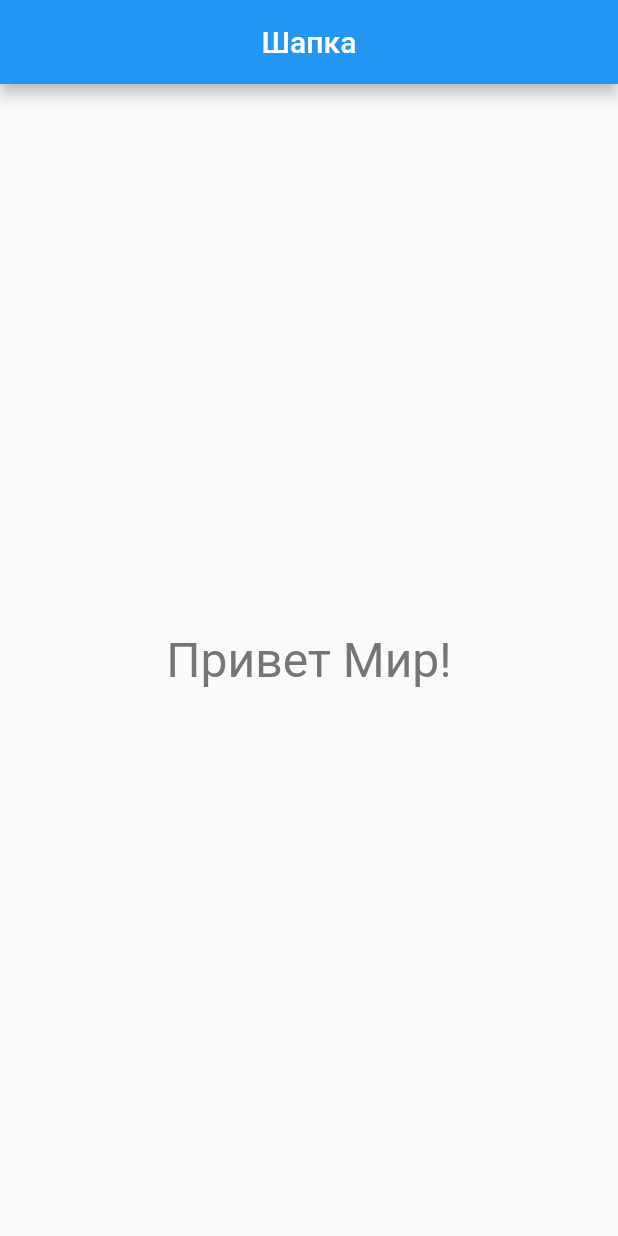
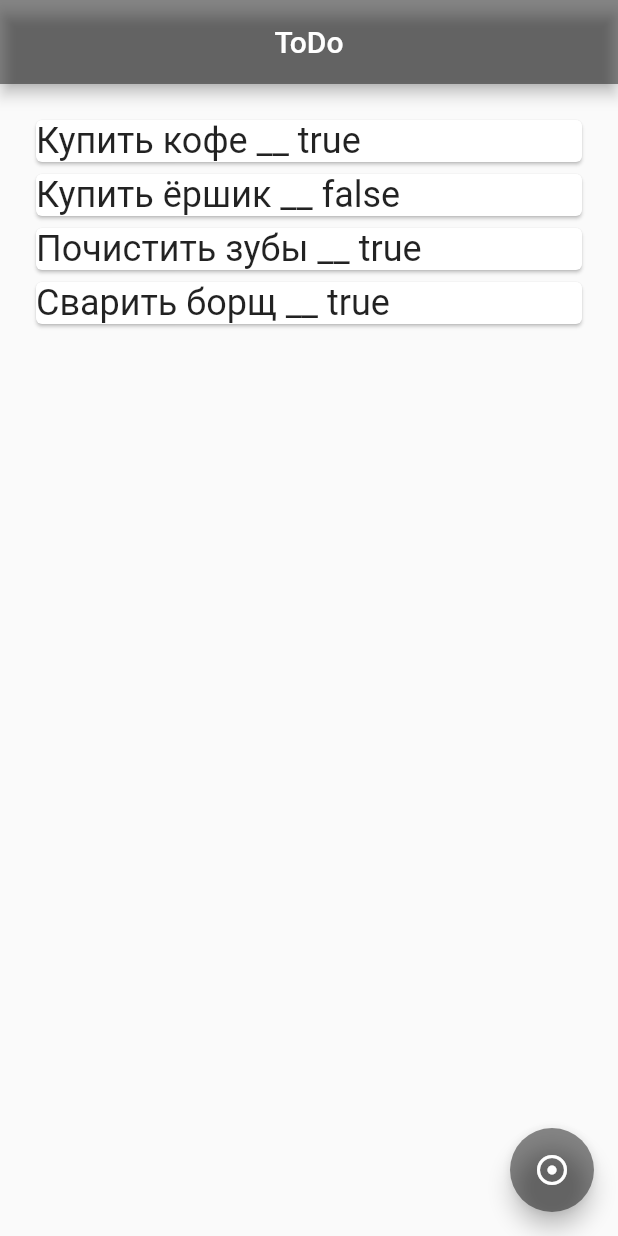
Before and after one commit to frontendbro/firstFlutterApp, a Flutter app: the screen it shows after launch, on a phone screen of 412 x 824 dp. Run offline on Flutter 3.47's test engine with Material 2 defaults, Android fonts, the phone set to English and light mode, and no system bars.

Commit message:
added list todo

```diff
--- a/lib/main.dart
+++ b/lib/main.dart
@@ -1,28 +1,46 @@
 import 'package:flutter/material.dart';
+import 'package:flutter_app/toDoItem.dart';
 
 void main() {
   runApp(MyApp());
 }
 
 class MyApp extends StatelessWidget {
+  final List<ToDoItem> toDoList = [
+    ToDoItem(name: 'Купить кофе', accept: true, startDateTime: DateTime.now()),
+    ToDoItem(name: 'Купить ёршик', accept: false, startDateTime: DateTime.now()),
+    ToDoItem(name: 'Почистить зубы', accept: true, startDateTime: DateTime.now()),
+    ToDoItem(name: 'Сварить борщ', accept: true, startDateTime: DateTime.now()),
+  ];
+
   @override
   Widget build(BuildContext context) {
     return MaterialApp(
       debugShowCheckedModeBanner: false,
-      title: 'Demo',
+      title: 'ToDo List',
       theme: ThemeData(
         primarySwatch: Colors.blue
       ),
       home: Scaffold(
         appBar: AppBar(
-          title: Text('Шапка'),
+          title: Text('ToDo'),
           centerTitle: true,
+          backgroundColor: Colors.black45,
         ),
-        body: Center(
-          child: Text('Привет Мир!', style: TextStyle(
-            fontSize: 32,
-            color: Colors.grey[600]
-          ),),
+        body: ListView.builder(
+          padding: EdgeInsets.all(20),
+          itemCount: toDoList.length,
+          itemBuilder: (_, index) => Card(
+            child: Text(
+              '${toDoList[index].name} __ ${toDoList[index].accept}',
+              style: TextStyle(fontSize: 24),
+            ),
+          ),
+        ),
+        floatingActionButton: FloatingActionButton(
+          onPressed: () {print('click btn');},
+          child: Icon(Icons.adjust_outlined),
+          backgroundColor: Colors.black45,
         ),
       ),
     );
--- /dev/null
+++ b/lib/toDoItem.dart
@@ -0,0 +1,7 @@
+class ToDoItem {
+  String name;
+  bool accept;
+  DateTime startDateTime;
+
+  ToDoItem({this.name, this.accept, this.startDateTime});
+}
--- a/pubspec.yaml
+++ b/pubspec.yaml
@@ -45,9 +45,8 @@ flutter:
   uses-material-design: true
 
   # To add assets to your application, add an assets section, like this:
-  # assets:
-  #   - images/a_dot_burr.jpeg
-  #   - images/a_dot_ham.jpeg
+  assets:
+    - assets/images/
 
   # An image asset can refer to one or more resolution-specific "variants", see
   # https://flutter.dev/assets-and-images/#resolution-aware.
```
Also changed, not shown: assets/images/anarchy.jpg (added).
